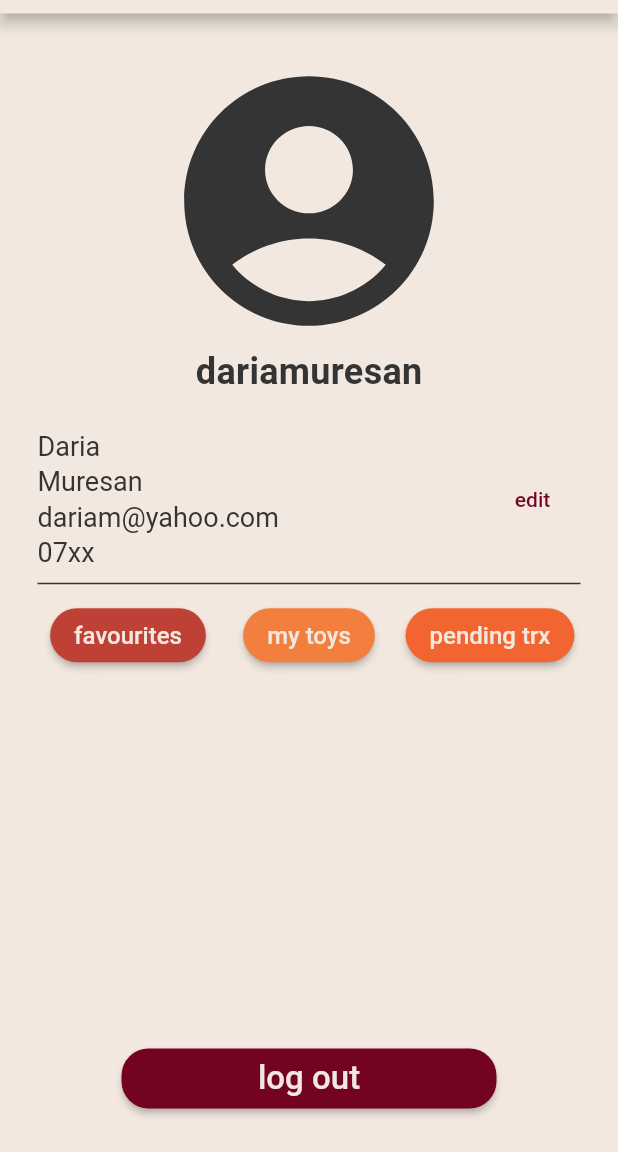
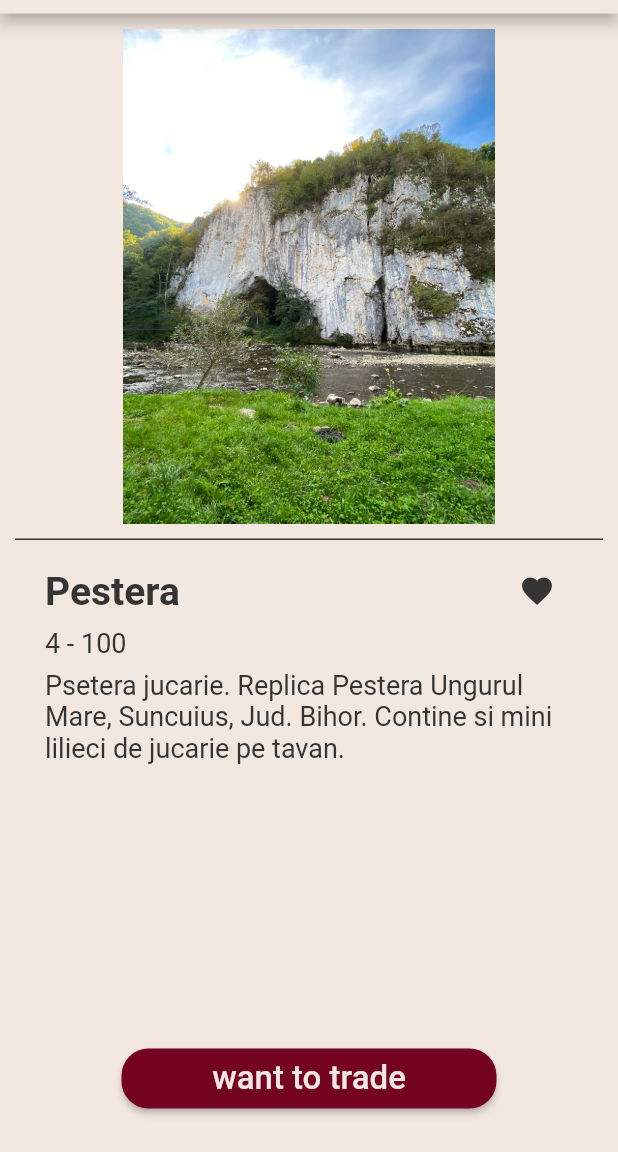
Before and after one commit to alexbabalau/toystm, a Flutter app: the screen it shows after launch, on a phone screen of 412 x 824 dp, the part 84-1236 px from its top. Run offline on Flutter 3.47's test engine with Material 2 defaults, Android fonts, the phone set to English and light mode, and no system bars; our stand-ins replace cloud_firestore, firebase_auth, firebase_core; accounts and stored records are empty.

Commit message:
Added pic, text and button on page.

```diff
--- a/lib/main.dart
+++ b/lib/main.dart
@@ -7,6 +7,7 @@ import 'package:toystm/screens/notifications-center.dart';
 import 'package:toystm/screens/pendings-list.dart';
 import 'package:toystm/screens/register.dart';
 import 'package:toystm/screens/search.dart';
+import 'package:toystm/screens/toy_details.dart';
 import 'package:toystm/screens/user_profile.dart';
 import 'package:toystm/shared/elements/background_image.dart';
 import 'package:toystm/shared/elements/custom_app_bar.dart';
@@ -37,7 +38,8 @@ class _ToysTMAppState extends State<ToysTMApp> {
   Widget build(BuildContext context) {
     return MaterialApp(
       debugShowCheckedModeBanner: false,
-      home: UserProfile(),
+      home: ToyDetails(),
+      //UserProfile(),
       //Search(),
       //NotificationsCenter(),
       //PendingsList(),
--- /dev/null
+++ b/lib/screens/toy_details.dart
@@ -0,0 +1,127 @@
+import 'dart:ui';
+
+import 'package:flutter/material.dart';
+import 'package:toystm/models/toy.dart';
+import 'package:toystm/shared/elements/bottom_button.dart';
+import 'package:toystm/shared/elements/custom_app_bar.dart';
+import 'package:toystm/shared/elements/horizontal_separation_line.dart';
+import 'package:toystm/shared/ui_specs.dart';
+
+class ToyDetails extends StatefulWidget {
+  @override
+  State<ToyDetails> createState() => _ToyDetailsState();
+}
+
+class _ToyDetailsState extends State<ToyDetails> {
+  ToyFirestoreModel toy = ToyFirestoreModel(
+    image: 'assets/images/IMG_7805.jpg',
+    name: 'Pestera',
+    minAge: 4,
+    maxAge: 100,
+    description:
+        'Psetera jucarie. Replica Pestera Ungurul Mare, Suncuius, Jud. Bihor. Contine si mini lilieci de jucarie pe tavan.',
+    dateAdded: DateTime.now(),
+  );
+
+  bool _isAddedToFavourites = false;
+
+  @override
+  Widget build(BuildContext context) {
+    return Scaffold(
+      backgroundColor: AppColors.CREAM,
+      appBar: CustomAppBar(),
+      body: Container(
+        margin: EdgeInsets.symmetric(horizontal: 10),
+        height: MediaQuery.of(context).size.height,
+        width: double.infinity,
+        child: Column(
+          children: [
+            Container(
+              width: double.infinity,
+              height: 330,
+              margin: EdgeInsets.only(top: 10),
+              child: Image.asset(
+                this.toy.image,
+              ),
+            ),
+            //   child: ClipRRect(
+            //     clipper: SquareClipper(),
+            //     child: Image.asset(
+            //       this.toy.image,
+            //       //fit: BoxFit.cover,
+            //     ),
+            //   ),
+            // ),
+            HorizontalSeparationBar(),
+            Container(
+              width: double.infinity,
+              padding: EdgeInsets.symmetric(horizontal: 20),
+              child: Column(
+                crossAxisAlignment: CrossAxisAlignment.start,
+                children: [
+                  Row(
+                    children: [
+                      Expanded(
+                        child: Text(
+                          this.toy.name,
+                          style: TextStyle(
+                            fontSize: 26,
+                            fontWeight: FontWeight.bold,
+                            color: AppColors.DARK,
+                          ),
+                        ),
+                      ),
+                      IconButton(
+                          onPressed: () {
+                            setState(() =>
+                                _isAddedToFavourites = !_isAddedToFavourites);
+                          },
+                          icon: Icon(
+                            Icons.favorite,
+                            color: _isAddedToFavourites
+                                ? AppColors.WINE_RED
+                                : AppColors.DARK,
+                          )),
+                    ],
+                  ),
+                  Text(
+                    '${this.toy.minAge} - ${this.toy.maxAge}',
+                    style: TextStyle(
+                      fontSize: 18,
+                      color: AppColors.DARK,
+                    ),
+                  ),
+                  SizedBox(
+                    height: 7,
+                  ),
+                  Text(
+                    this.toy.description,
+                    style: TextStyle(
+                      fontSize: 18,
+                      color: AppColors.DARK,
+                    ),
+                  ),
+                ],
+              ),
+            ),
+            Expanded(
+                child: BottomButton(
+              text: 'want to trade',
+              backgroundColor: AppColors.WINE_RED,
+            )),
+          ],
+        ),
+      ),
+    );
+  }
+}
+
+// class SquareClipper extends CustomClipper<RRect> {
+//   @override
+//   RRect getClip(Size size) {
+//     return RRect.fromLTRBR(0, 0, size.width, size.width, Radius.circular(10));
+//   }
+
+//   @override
+//   bool shouldReclip(covariant CustomClipper<RRect> oldClipper) => false;
+// }
--- a/lib/screens/user_profile.dart
+++ b/lib/screens/user_profile.dart
@@ -51,7 +51,7 @@ class UserProfile extends StatelessWidget {
               height: 25,
             ),
             UserInfo(testUser: testUser),
-            HorizontalSepaationBar(),
+            HorizontalSeparationBar(),
             UserMenu(),
             Expanded(
               child: BottomButton(
--- a/lib/shared/elements/horizontal_separation_line.dart
+++ b/lib/shared/elements/horizontal_separation_line.dart
@@ -2,7 +2,7 @@ import 'package:flutter/material.dart';
 
 import '../ui_specs.dart';
 
-class HorizontalSepaationBar extends StatelessWidget {
+class HorizontalSeparationBar extends StatelessWidget {
   @override
   Widget build(BuildContext context) {
     return Container(
```
